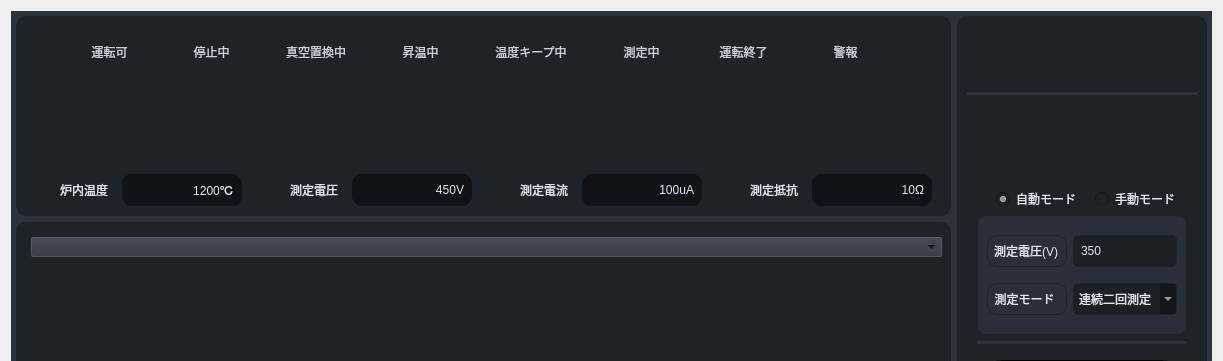
Old version of the form Source code/gui_main/gui/uis/pages/main_pages.ui in the repository coolandy345/MS4371; both pictures show x 0 to 1223 and y 0 to 361 of the 1223 by 689 pixel window.
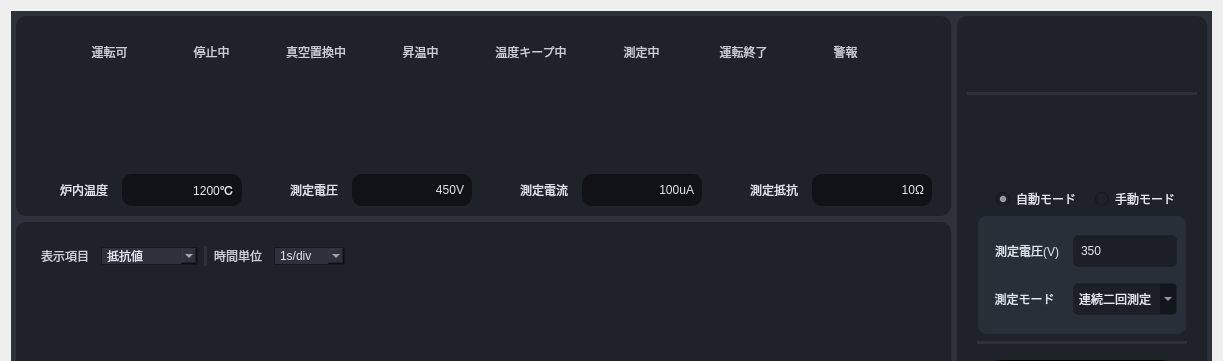
New version of the form. The open tabs and pages were chosen to show the change.

Patch:
```diff
--- a/Source code/gui_main/gui/uis/pages/main_pages.ui
+++ b/Source code/gui_main/gui/uis/pages/main_pages.ui
@@ -44,7 +44,7 @@
       <string notr="true">background-color: rgb(44, 49, 60);</string>
      </property>
      <property name="currentIndex">
-      <number>0</number>
+      <number>1</number>
      </property>
      <widget class="QWidget" name="page_1">
       <property name="styleSheet">
@@ -76,8 +76,8 @@
            <rect>
             <x>0</x>
             <y>0</y>
-            <width>1187</width>
-            <height>653</height>
+            <width>779</width>
+            <height>510</height>
            </rect>
           </property>
           <layout class="QHBoxLayout" name="horizontalLayout_12">
@@ -169,7 +169,7 @@
                       </property>
                       <property name="maximumSize">
                        <size>
-                        <width>60</width>
+                        <width>112</width>
                         <height>16777215</height>
                        </size>
                       </property>
@@ -290,7 +290,7 @@
                       </property>
                       <property name="maximumSize">
                        <size>
-                        <width>200</width>
+                        <width>212</width>
                         <height>16777215</height>
                        </size>
                       </property>
@@ -348,7 +348,7 @@
                       </property>
                       <property name="maximumSize">
                        <size>
-                        <width>200</width>
+                        <width>212</width>
                         <height>16777215</height>
                        </size>
                       </property>
@@ -412,7 +412,7 @@
                       </property>
                       <property name="maximumSize">
                        <size>
-                        <width>200</width>
+                        <width>212</width>
                         <height>16777215</height>
                        </size>
                       </property>
@@ -2821,23 +2821,149 @@
              <property name="bottomMargin">
               <number>6</number>
              </property>
-             <item row="0" column="0">
-              <widget class="QComboBox" name="comboBox">
-               <property name="minimumSize">
-                <size>
-                 <width>0</width>
-                 <height>0</height>
-                </size>
+             <item row="0" column="0" alignment="Qt::AlignLeft|Qt::AlignTop">
+              <widget class="QFrame" name="frame_65">
+               <property name="frameShape">
+                <enum>QFrame::StyledPanel</enum>
                </property>
-               <property name="maximumSize">
-                <size>
-                 <width>16777215</width>
-                 <height>16777215</height>
-                </size>
+               <property name="frameShadow">
+                <enum>QFrame::Raised</enum>
                </property>
-               <property name="styleSheet">
-                <string notr="true"/>
-               </property>
+               <layout class="QHBoxLayout" name="horizontalLayout_4">
+                <item>
+                 <widget class="QLabel" name="label_44">
+                  <property name="styleSheet">
+                   <string notr="true">font: 12px &quot;游ゴシック&quot;;
+color: rgb(202, 206, 216);
+padding-right:5px;</string>
+                  </property>
+                  <property name="text">
+                   <string>表示項目</string>
+                  </property>
+                  <property name="alignment">
+                   <set>Qt::AlignCenter</set>
+                  </property>
+                 </widget>
+                </item>
+                <item>
+                 <widget class="QComboBox" name="graphItem_combobox">
+                  <property name="minimumSize">
+                   <size>
+                    <width>0</width>
+                    <height>0</height>
+                   </size>
+                  </property>
+                  <property name="maximumSize">
+                   <size>
+                    <width>16777215</width>
+                    <height>16777215</height>
+                   </size>
+                  </property>
+                  <property name="styleSheet">
+                   <string notr="true">background-color: rgb(44, 49, 60);
+font: 14px &quot;游ゴシック&quot;;
+color: rgb(225, 230, 241);
+border-color: rgb(22, 25, 30);
+border-width: 1px;
+border-style: solid;
+border-radius: 0px;
+padding-left:5px;</string>
+                  </property>
+                  <item>
+                   <property name="text">
+                    <string>抵抗値</string>
+                   </property>
+                  </item>
+                  <item>
+                   <property name="text">
+                    <string>運転パターン</string>
+                   </property>
+                  </item>
+                 </widget>
+                </item>
+                <item>
+                 <widget class="QFrame" name="frame_66">
+                  <property name="minimumSize">
+                   <size>
+                    <width>3</width>
+                    <height>0</height>
+                   </size>
+                  </property>
+                  <property name="maximumSize">
+                   <size>
+                    <width>3</width>
+                    <height>16777215</height>
+                   </size>
+                  </property>
+                  <property name="styleSheet">
+                   <string notr="true">background-color: rgb(44, 49, 60);
+border:none;</string>
+                  </property>
+                  <property name="frameShape">
+                   <enum>QFrame::StyledPanel</enum>
+                  </property>
+                  <property name="frameShadow">
+                   <enum>QFrame::Raised</enum>
+                  </property>
+                 </widget>
+                </item>
+                <item>
+                 <widget class="QLabel" name="timeUnit_Label">
+                  <property name="styleSheet">
+                   <string notr="true">font: 12px &quot;游ゴシック&quot;;
+color: rgb(202, 206, 216);
+padding-right:5px;</string>
+                  </property>
+                  <property name="text">
+                   <string>時間単位</string>
+                  </property>
+                  <property name="alignment">
+                   <set>Qt::AlignCenter</set>
+                  </property>
+                 </widget>
+                </item>
+                <item>
+                 <widget class="QComboBox" name="timeUnit_comboBox">
+                  <property name="minimumSize">
+                   <size>
+                    <width>0</width>
+                    <height>0</height>
+                   </size>
+                  </property>
+                  <property name="maximumSize">
+                   <size>
+                    <width>16777215</width>
+                    <height>16777215</height>
+                   </size>
+                  </property>
+                  <property name="styleSheet">
+                   <string notr="true">background-color: rgb(44, 49, 60);
+font: 14px &quot;游ゴシック&quot;;
+color: rgb(225, 230, 241);
+border-color: rgb(22, 25, 30);
+border-width: 1px;
+border-style: solid;
+border-radius: 0px;
+padding-left:5px;</string>
+                  </property>
+                  <item>
+                   <property name="text">
+                    <string>1s/div</string>
+                   </property>
+                  </item>
+                  <item>
+                   <property name="text">
+                    <string>1min/div</string>
+                   </property>
+                  </item>
+                  <item>
+                   <property name="text">
+                    <string>1h/div</string>
+                   </property>
+                  </item>
+                 </widget>
+                </item>
+               </layout>
               </widget>
              </item>
              <item row="1" column="0">
@@ -2854,7 +2980,11 @@
                <property name="frameShadow">
                 <enum>QFrame::Raised</enum>
                </property>
-               <layout class="QGridLayout" name="gridLayout_9"/>
+               <layout class="QGridLayout" name="realtime_grapgLayout">
+                <property name="rightMargin">
+                 <number>25</number>
+                </property>
+               </layout>
               </widget>
              </item>
             </layout>
@@ -2921,7 +3051,7 @@
              <property name="spacing">
               <number>0</number>
              </property>
-             <item alignment="Qt::AlignTop">
+             <item>
               <widget class="QFrame" name="frame_15">
                <property name="minimumSize">
                 <size>
@@ -2957,7 +3087,7 @@
                </layout>
               </widget>
              </item>
-             <item alignment="Qt::AlignTop">
+             <item>
               <widget class="QFrame" name="frame_45">
                <property name="minimumSize">
                 <size>
@@ -3370,7 +3500,7 @@
                         </widget>
                        </item>
                        <item alignment="Qt::AlignBottom">
-                        <widget class="QComboBox" name="comboBox_3">
+                        <widget class="QComboBox" name="AutoMode_pattern_comboBox">
                          <property name="minimumSize">
                           <size>
                            <width>0</width>
@@ -3395,7 +3525,7 @@
 color: rgb(225, 230, 241);
 border-width: 1px;
 border-style: solid;
-border-radius: 0px;</string>
+border-radius: 5px;</string>
                          </property>
                          <property name="currentIndex">
                           <number>0</number>
@@ -3417,7 +3547,8 @@
                          <property name="styleSheet">
                           <string notr="true">font: 18px &quot;游ゴシック&quot;;
 color: rgb(225, 230, 241);
-padding-right:5px;</string>
+padding-right:5px;
+border:None</string>
                          </property>
                          <property name="text">
                           <string>雰囲気モード：大気</string>
@@ -3490,7 +3621,7 @@
                         <number>10</number>
                        </property>
                        <item alignment="Qt::AlignHCenter">
-                        <widget class="QPushButton" name="pushButton_2">
+                        <widget class="QPushButton" name="gasFreeflow_pushButton">
                          <property name="minimumSize">
                           <size>
                            <width>210</width>
@@ -3614,7 +3745,7 @@
                         </widget>
                        </item>
                        <item>
-                        <widget class="QPushButton" name="pushButton_4">
+                        <widget class="QPushButton" name="eMSstop_pushButton">
                          <property name="minimumSize">
                           <size>
                            <width>210</width>
@@ -3753,7 +3884,7 @@
                         <number>30</number>
                        </property>
                        <item row="0" column="0" alignment="Qt::AlignBottom">
-                        <widget class="QPushButton" name="pushButton_7">
+                        <widget class="QPushButton" name="voltageOutput_pushButton">
                          <property name="minimumSize">
                           <size>
                            <width>210</width>
@@ -3795,7 +3926,7 @@
                         </widget>
                        </item>
                        <item row="1" column="0" alignment="Qt::AlignBottom">
-                        <widget class="QPushButton" name="pushButton_6">
+                        <widget class="QPushButton" name="manualMeasurement_pushButton">
                          <property name="minimumSize">
                           <size>
                            <width>210</width>
@@ -3837,7 +3968,7 @@
                         </widget>
                        </item>
                        <item row="3" column="0" alignment="Qt::AlignHCenter|Qt::AlignBottom">
-                        <widget class="QPushButton" name="pushButton_5">
+                        <widget class="QPushButton" name="outputStop_pushButton">
                          <property name="minimumSize">
                           <size>
                            <width>210</width>
@@ -3972,7 +4103,8 @@
                          <property name="styleSheet">
                           <string notr="true">font: 12px &quot;游ゴシック&quot;;
 color: rgb(225, 230, 241);
-padding-right:5px;</string>
+padding-right:5px;
+border:None</string>
                          </property>
                          <property name="text">
                           <string>測定モード</string>
@@ -3983,7 +4115,7 @@
                         </widget>
                        </item>
                        <item row="1" column="1">
-                        <widget class="QComboBox" name="comboBox_5">
+                        <widget class="QComboBox" name="measurement_comboBox">
                          <property name="styleSheet">
                           <string notr="true">background-color: rgba(0, 0, 0,80);
 color: rgb(225, 230, 241);
@@ -4008,7 +4140,7 @@
                         </widget>
                        </item>
                        <item row="0" column="1">
-                        <widget class="QLineEdit" name="lineEdit_8">
+                        <widget class="QLineEdit" name="voltage_lineEdit">
                          <property name="styleSheet">
                           <string notr="true">background-color: rgba(0, 0, 0,80);
 color: rgb(225, 230, 241);
@@ -4045,7 +4177,8 @@
                          <property name="styleSheet">
                           <string notr="true">font: 12px &quot;游ゴシック&quot;;
 color: rgb(225, 230, 241);
-padding-right:5px;</string>
+padding-right:5px;
+border:None</string>
                          </property>
                          <property name="text">
                           <string>測定電圧(V)</string>
@@ -4092,7 +4225,7 @@
             <x>0</x>
             <y>0</y>
             <width>1170</width>
-            <height>834</height>
+            <height>1410</height>
            </rect>
           </property>
           <layout class="QVBoxLayout" name="verticalLayout_3">
@@ -4525,24 +4658,17 @@
                 <property name="frameShadow">
                  <enum>QFrame::Raised</enum>
                 </property>
-                <layout class="QGridLayout" name="gridLayout_29">
-                 <item row="0" column="0">
+                <layout class="QVBoxLayout" name="verticalLayout_10">
+                 <item>
                   <widget class="QFrame" name="frame_43">
-                   <property name="sizePolicy">
-                    <sizepolicy hsizetype="Expanding" vsizetype="Expanding">
-                     <horstretch>0</horstretch>
-                     <verstretch>0</verstretch>
-                    </sizepolicy>
-                   </property>
                    <property name="minimumSize">
                     <size>
                      <width>0</width>
-                     <height>0</height>
+                     <height>300</height>
                     </size>
                    </property>
                    <property name="styleSheet">
-                    <string notr="true">
-border:none;</string>
+                    <string notr="true">border:None</string>
                    </property>
                    <property name="frameShape">
                     <enum>QFrame::StyledPanel</enum>
@@ -4550,26 +4676,10 @@
                    <property name="frameShadow">
                     <enum>QFrame::Raised</enum>
                    </property>
-                   <layout class="QHBoxLayout" name="horizontalLayout_4">
-                    <property name="spacing">
-                     <number>5</number>
-                    </property>
-                    <property name="leftMargin">
-                     <number>6</number>
-                    </property>
-                    <property name="topMargin">
-                     <number>6</number>
-                    </property>
-                    <property name="rightMargin">
-                     <number>6</number>
-                    </property>
-                    <property name="bottomMargin">
-                     <number>6</number>
-                    </property>
-                   </layout>
+                   <layout class="QGridLayout" name="gridLayout_9"/>
                   </widget>
                  </item>
-                 <item row="1" column="0">
+                 <item>
                   <widget class="QScrollArea" name="scrollArea_3">
                    <property name="sizePolicy">
                     <sizepolicy hsizetype="Preferred" vsizetype="Preferred">
@@ -5566,21 +5676,14 @@
                 <layout class="QVBoxLayout" name="verticalLayout_2">
                  <item>
                   <widget class="QFrame" name="frame_46">
-                   <property name="sizePolicy">
-                    <sizepolicy hsizetype="Preferred" vsizetype="Preferred">
-                     <horstretch>0</horstretch>
-                     <verstretch>0</verstretch>
-                    </sizepolicy>
-                   </property>
                    <property name="minimumSize">
                     <size>
                      <width>0</width>
-                     <height>0</height>
+                     <height>300</height>
                     </size>
                    </property>
                    <property name="styleSheet">
-                    <string notr="true">
-border:none;</string>
+                    <string notr="true">border:None</string>
                    </property>
                    <property name="frameShape">
                     <enum>QFrame::StyledPanel</enum>
@@ -5588,23 +5691,7 @@
                    <property name="frameShadow">
                     <enum>QFrame::Raised</enum>
                    </property>
-                   <layout class="QHBoxLayout" name="horizontalLayout_5">
-                    <property name="spacing">
-                     <number>0</number>
-                    </property>
-                    <property name="leftMargin">
-                     <number>6</number>
-                    </property>
-                    <property name="topMargin">
-                     <number>6</number>
-                    </property>
-                    <property name="rightMargin">
-                     <number>6</number>
-                    </property>
-                    <property name="bottomMargin">
-                     <number>6</number>
-                    </property>
-                   </layout>
+                   <layout class="QGridLayout" name="gridLayout_11"/>
                   </widget>
                  </item>
                  <item>
```
